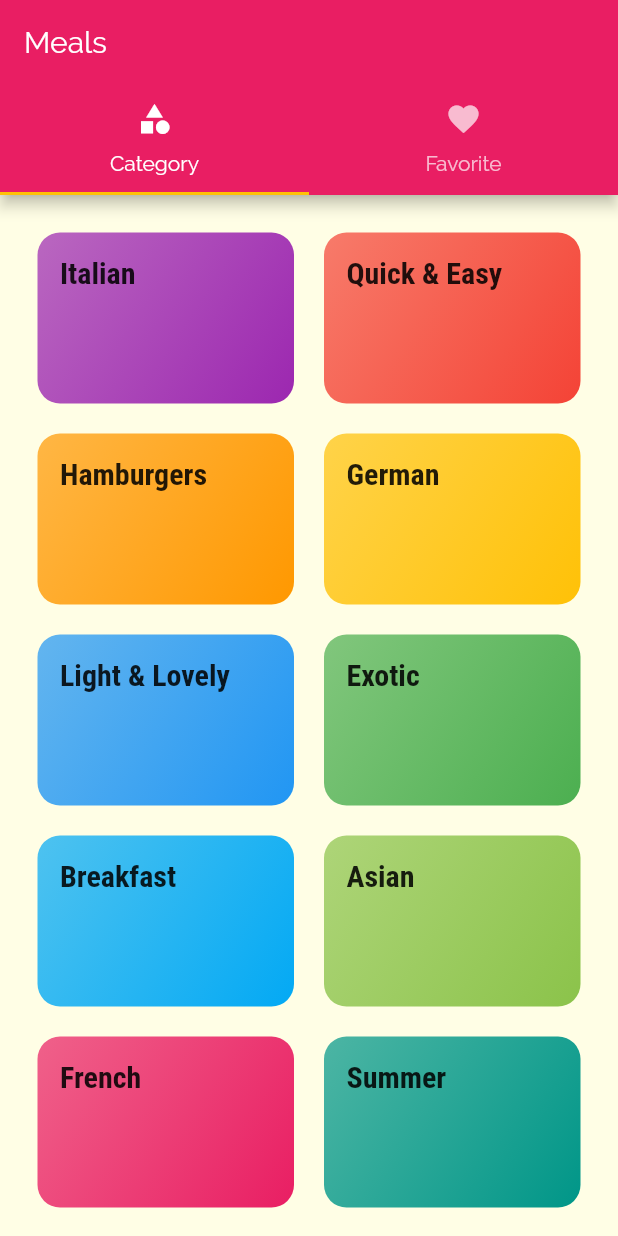
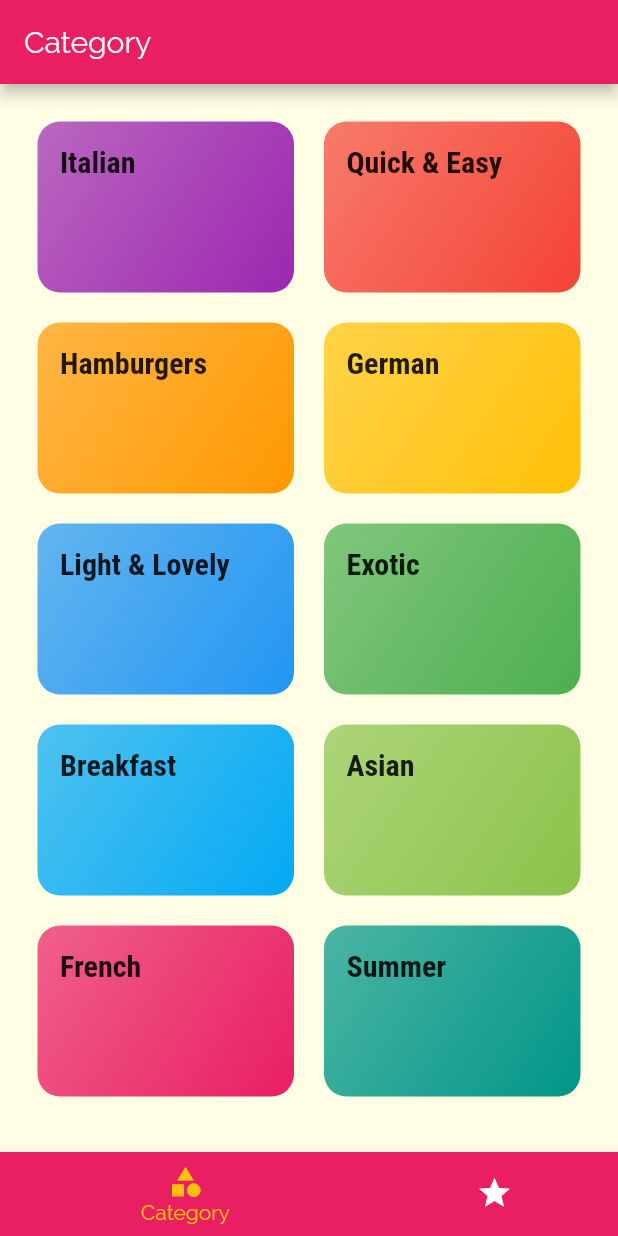
Before and after one commit to sadid369/meal_app2, a Flutter app: the screen it shows after launch, on a phone screen of 412 x 824 dp. Run offline on Flutter 3.47's test engine with Material 2 defaults, Android fonts, the phone set to English and light mode, and no system bars.

```diff
--- a/lib/screen/tabs_screen.dart
+++ b/lib/screen/tabs_screen.dart
@@ -8,33 +8,52 @@ class TabsScreen extends StatefulWidget {
 }
 
 class _TabsScreenState extends State<TabsScreen> {
+  final List<Map<String, dynamic>> _pages = [
+    {
+      'page': CategoriesScreen(),
+      'title': 'Category',
+    },
+    {
+      'page': FavoriteScreen(),
+      'title': 'Your Favorites',
+    }
+  ];
+  int _selectedPageIndex = 0;
+
+  void _selectedPages(int index) {
+    setState(() {
+      _selectedPageIndex = index;
+    });
+  }
+
   @override
   Widget build(BuildContext context) {
-    return DefaultTabController(
-      length: 2,
-      child: Scaffold(
+    return Scaffold(
         appBar: AppBar(
-          title: Text('Meals'),
-          bottom: TabBar(
-            tabs: [
-              Tab(
-                icon: Icon(Icons.category),
-                text: 'Category',
-              ),
-              Tab(
-                icon: Icon(Icons.favorite),
-                text: 'Favorite',
-              )
-            ],
-          ),
+          title: Text(_pages[_selectedPageIndex]['title']),
         ),
-        body: TabBarView(
-          children: [
-            CategoriesScreen(),
-            FavoriteScreen(),
+        body: _pages[_selectedPageIndex]['page'],
+        bottomNavigationBar: BottomNavigationBar(
+          selectedItemColor: Theme.of(context).accentColor,
+          unselectedItemColor: Colors.white,
+          currentIndex: _selectedPageIndex,
+          type: BottomNavigationBarType.shifting,
+          onTap: _selectedPages,
+          backgroundColor: Theme.of(context).primaryColor,
+          items: [
+            BottomNavigationBarItem(
+                backgroundColor: Theme.of(context).primaryColor,
+                icon: Icon(
+                  Icons.category,
+                ),
+                title: Text('Category')),
+            BottomNavigationBarItem(
+                backgroundColor: Theme.of(context).primaryColor,
+                icon: Icon(
+                  Icons.star,
+                ),
+                title: Text('Favorite')),
           ],
-        ),
-      ),
-    );
+        ));
   }
 }
```
